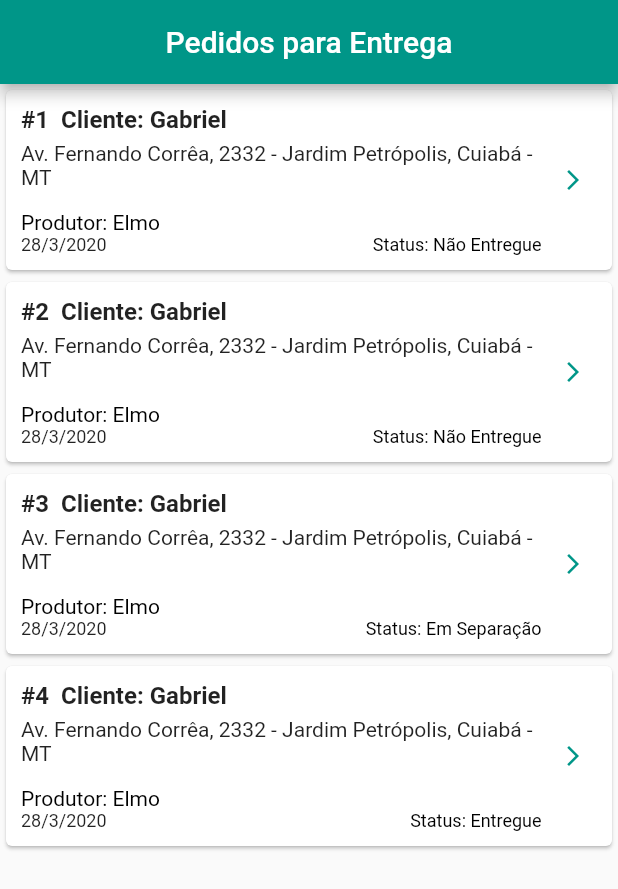
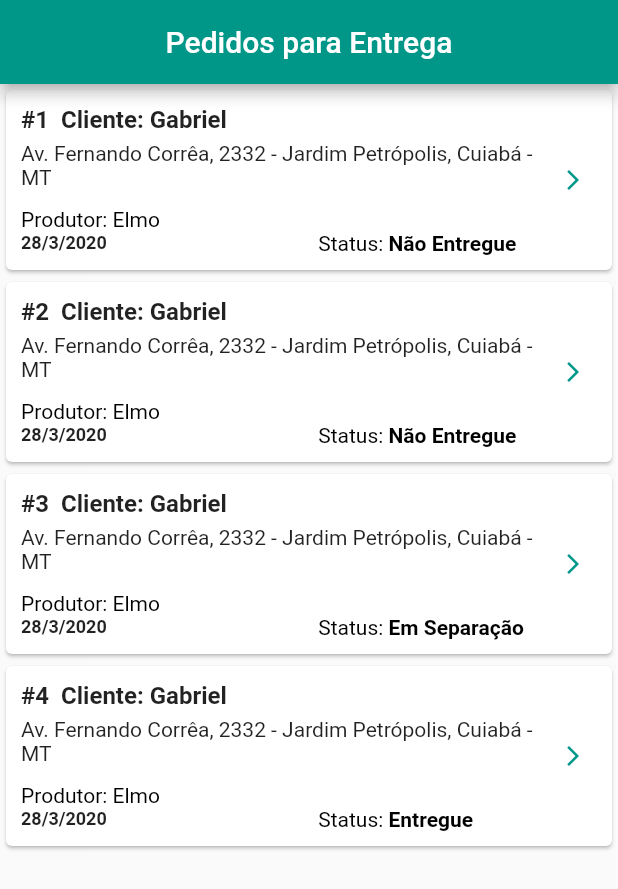
Before and after one commit to Garrike/Sales-List, a Flutter app: the screen it shows after launch, on a phone screen of 412 x 824 dp. Shown: the top 889 px of the screen. Run offline on Flutter 3.47's test engine with Material 2 defaults, Android fonts, the phone set to English and light mode, and no system bars.

Commit message:
Card pronto

```diff
--- a/lib/widgets/card.dart
+++ b/lib/widgets/card.dart
@@ -66,22 +66,36 @@ class _ArticleDescription extends StatelessWidget {
                       ),
                     ),
                     Row(
-                      mainAxisAlignment: MainAxisAlignment.spaceBetween,
                       children: <Widget>[
                         Text(
                           '${publishDate.day}/${publishDate.month}/${publishDate.year}',
                           style: const TextStyle(
                             fontSize: 12.0,
                             color: Colors.black87,
+                            fontWeight: FontWeight.bold
                           ),
                         ),
+                        Expanded(child: Container()),
                         Text(
-                          'Status: $readDuration',
+                          'Status: ',
                           style: const TextStyle(
-                            fontSize: 12.0,
+                            fontSize: 14.0,
                             color: Colors.black,
                           ),
                         ),
+                        Container(
+                          width: 102,
+                          child: Text(
+                            '$readDuration',
+                            maxLines: 2,
+                            overflow: TextOverflow.ellipsis,
+                            style: const TextStyle(
+                              fontSize: 14.0,
+                              color: Colors.black,
+                              fontWeight: FontWeight.bold
+                            ),
+                          ),
+                        )
                       ],
                     ),
                   ],
```
